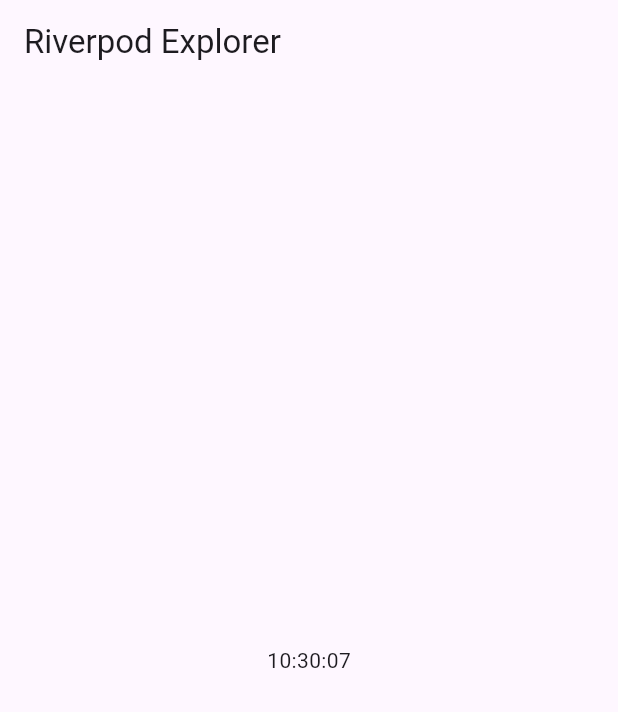
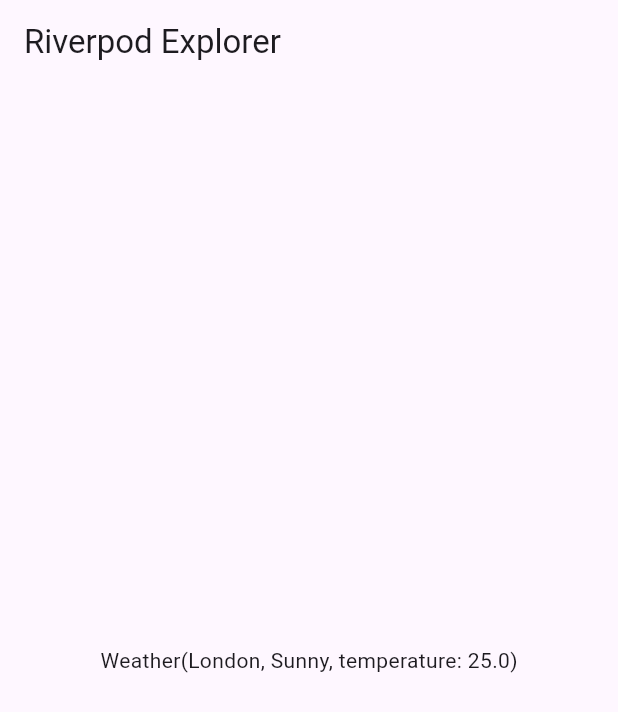
Before and after one commit to yahia-safwat/riverpod_explorer, a Flutter app: the screen it shows after launch, on a phone screen of 412 x 824 dp. Shown: the top 712 px of the screen. Run offline on Flutter 3.47's test engine with Material 3 defaults, Android fonts, the phone set to English and light mode, and no system bars; our stand-ins replace flutter_riverpod.

Commit message:
Added FutureProvider to fetch and manage asynchronous weather data

```diff
--- a/lib/main.dart
+++ b/lib/main.dart
@@ -1,13 +1,8 @@
-import 'dart:async';
-
 import 'package:flutter/material.dart';
 import 'package:flutter_riverpod/flutter_riverpod.dart';
-import 'package:intl/intl.dart';
 
-// Note: StateNotifierProvider has *two* type annotations
-final clockProvider = StateNotifierProvider<Clock, DateTime>((ref) {
-  return Clock();
-});
+import 'providers/weather_providers.dart';
+
 void main() {
   // ProviderScope is a widget that stores the state of all the providers we create.
   runApp(const ProviderScope(child: MyApp()));
@@ -41,40 +36,24 @@
         title: const Text('Riverpod Explorer'),
       ),
       body: const Center(
-        child: ClockWidget(),
+        child: WeatherWidget(),
       ),
     );
   }
 }
 
-class ClockWidget extends ConsumerWidget {
-  const ClockWidget({super.key});
+class WeatherWidget extends ConsumerWidget {
+  const WeatherWidget({super.key});
 
   @override
   Widget build(BuildContext context, WidgetRef ref) {
-    final currentTime = ref.watch(clockProvider);
-    // format the time as `hh:mm:ss`
-    final timeFormatted = DateFormat.Hms().format(currentTime);
-    return Text(timeFormatted);
+    // watch the FutureProvider and get an AsyncValue<Weather>
+    final weatherAsync = ref.watch(weatherFutureProvider);
+    // use pattern matching to map the state to the UI
+    return weatherAsync.when(
+      loading: () => const CircularProgressIndicator(),
+      error: (err, stack) => Text('Error: $err'),
+      data: (weather) => Text(weather.toString()),
+    );
   }
 }
-
-class Clock extends StateNotifier<DateTime> {
-  // 1. initialize with current time
-  Clock() : super(DateTime.now()) {
-    // 2. create a timer that fires every second
-    _timer = Timer.periodic(const Duration(seconds: 1), (_) {
-      // 3. update the state with the current time
-      state = DateTime.now();
-    });
-  }
-
-  late final Timer _timer;
-
-  // 4. cancel the timer when finished
-  @override
-  void dispose() {
-    _timer.cancel();
-    super.dispose();
-  }
-}
--- /dev/null
+++ b/lib/providers/weather_providers.dart
@@ -0,0 +1,16 @@
+import 'package:flutter_riverpod/flutter_riverpod.dart';
+
+import '../weather/weather.dart';
+import '../weather/weather_repository.dart';
+
+final weatherFutureProvider = FutureProvider.autoDispose<Weather>((ref) {
+  // get repository from the provider below
+  final weatherRepository = ref.watch(weatherRepositoryProvider);
+  // call method that returns a Future<Weather>
+  return weatherRepository.getWeather(city: 'London');
+});
+
+// example weather repository provider
+final weatherRepositoryProvider = Provider<WeatherRepository>((ref) {
+  return WeatherRepository(); // declared elsewhere
+});
--- /dev/null
+++ b/lib/weather/weather.dart
@@ -0,0 +1,16 @@
+class Weather {
+  final String city;
+  final String description;
+  final double temperature;
+
+  Weather({
+    required this.city,
+    required this.description,
+    required this.temperature,
+  });
+
+  @override
+  String toString() {
+    return 'Weather($city, $description, temperature: $temperature)';
+  }
+}
--- /dev/null
+++ b/lib/weather/weather_repository.dart
@@ -0,0 +1,16 @@
+import 'dart:async';
+import 'weather.dart';
+
+class WeatherRepository {
+  Future<Weather> getWeather({required String city}) async {
+    // Simulating network delay
+    await Future.delayed(const Duration(seconds: 2));
+
+    // Returning fake weather data
+    return Weather(
+      city: city,
+      description: 'Sunny',
+      temperature: 25.0,
+    );
+  }
+}
```
